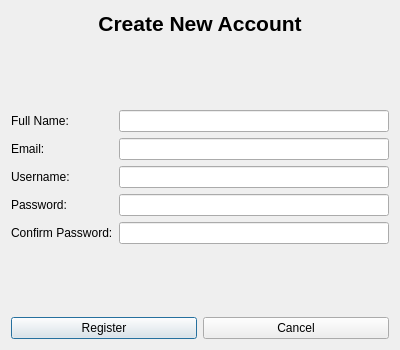
This is Home/register.ui in ntapire123/World_of_poetry as Qt 5 draws it before an edit. The edited form follows.
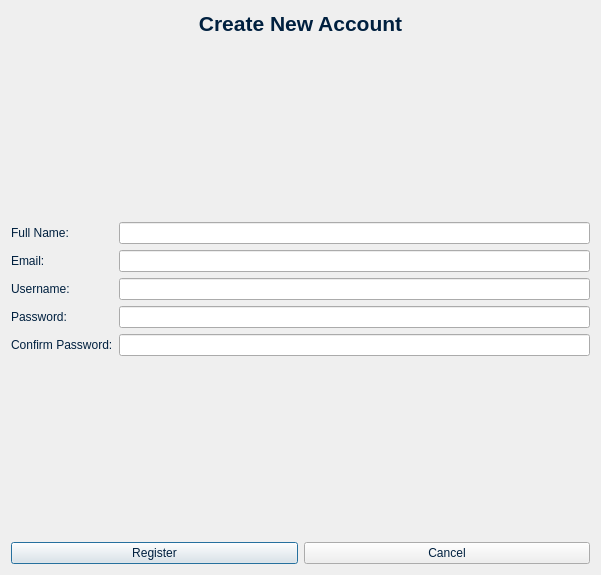
This is the edited form. Icons and pictures are not drawn.

Diff of the .ui file:
```diff
--- a/Home/register.ui
+++ b/Home/register.ui
@@ -6,13 +6,19 @@
    <rect>
     <x>0</x>
     <y>0</y>
-    <width>400</width>
-    <height>350</height>
+    <width>601</width>
+    <height>575</height>
    </rect>
   </property>
   <property name="windowTitle">
    <string>World of Poetry - Register</string>
   </property>
+  <property name="styleSheet">
+   <string notr="true">
+ color: rgb(0, 32, 63);
+
+background-image: url(:/img/images/Old Book Cover Paper Pages Textures Texture Antique Background Photo And Picture For Free Download - Pngtree.jpeg);</string>
+  </property>
   <layout class="QVBoxLayout" name="verticalLayout">
    <item>
     <widget class="QLabel" name="label_title">
```
Left out of the diff: 10 changed lines with no effect on the pictures.
